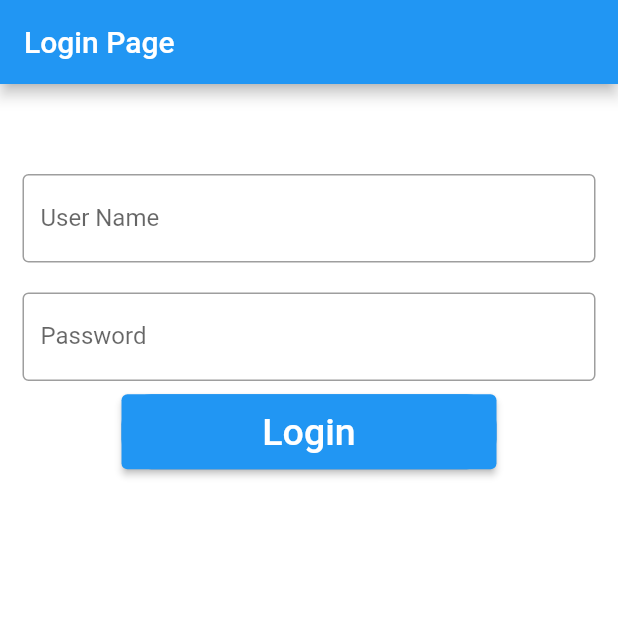
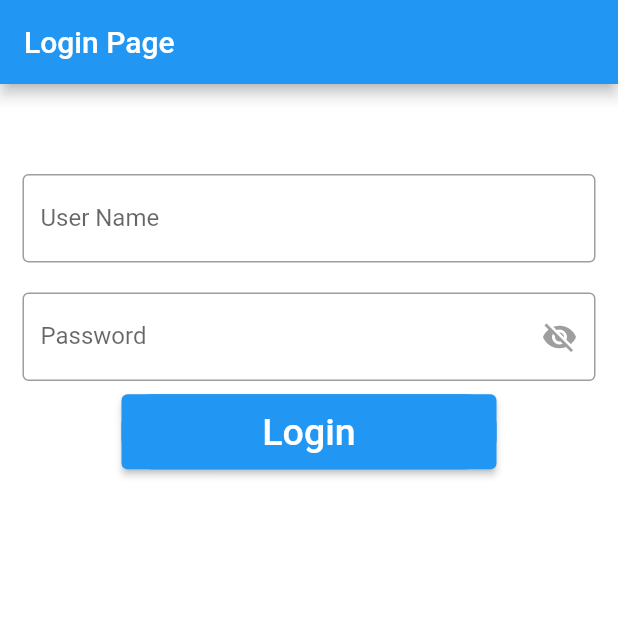
Before and after one commit to blzjn/Login-Page, a Flutter app: the screen it shows after launch, on a phone screen of 412 x 824 dp, the top half of it. Run offline on Flutter 3.47's test engine with Material 2 defaults, Android fonts, the phone set to English and light mode, and no system bars; our stand-ins replace shared_preferences.

Commit message:
password visibility added

```diff
--- a/lib/login_page.dart
+++ b/lib/login_page.dart
@@ -17,7 +17,7 @@ class _LoginDemoState extends State<LoginDemo> {
   final TextEditingController _pass_data = TextEditingController();
   TextEditingController clear_data = TextEditingController();
 
-  bool passwordVisible=false;
+  bool passwordVisible = false;
 
   final _formKey = GlobalKey<FormState>();
 
@@ -83,10 +83,17 @@ class _LoginDemoState extends State<LoginDemo> {
                       border: OutlineInputBorder(),
                       labelText: 'Password',
                       hintText: 'Enter your username as password',
-
-                      ),
-
-
+                      suffixIcon: GestureDetector(
+                        onTap: () {
+                          setState(() {
+                            passwordVisible = !passwordVisible;
+                          });
+                        },
+                         child: Icon(
+            passwordVisible ? Icons.visibility : Icons.visibility_off,
+            color: Colors.grey,
+                         )
+                      )),
                 ),
               ),
               Padding(
```
